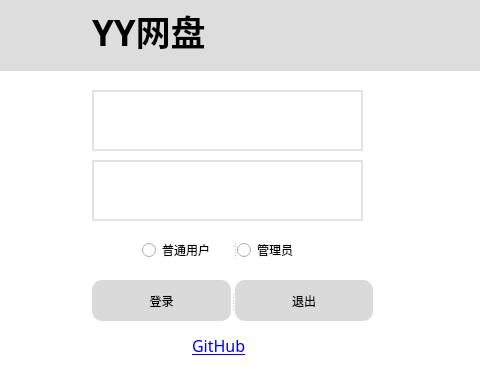
The window that loading.ui (happystander/YYNetdisk) describes before a commit, drawn with Qt 5; both pictures show x 218 to 698 and y 0 to 379 of the 698 by 379 pixel window.
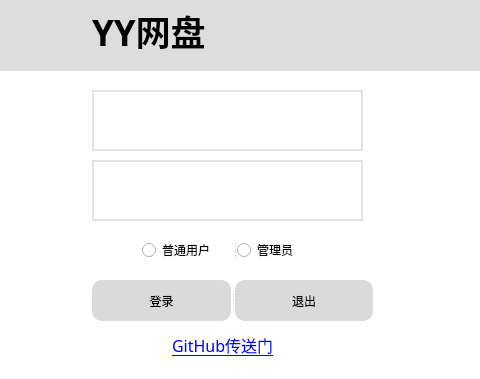
The same window after the commit. Icons and pictures are not drawn.

```diff
--- a/loading.ui
+++ b/loading.ui
@@ -333,9 +333,9 @@
   <widget class="QLabel" name="label_9">
    <property name="geometry">
     <rect>
-     <x>410</x>
+     <x>390</x>
      <y>330</y>
-     <width>101</width>
+     <width>141</width>
      <height>31</height>
     </rect>
    </property>
@@ -351,7 +351,7 @@
 text-decoration: underline;</string>
    </property>
    <property name="text">
-    <string>&lt;a href=&quot;https://github.com/&quot;&gt;GitHub&lt;/a&gt;</string>
+    <string>&lt;html&gt;&lt;head/&gt;&lt;body&gt;&lt;p&gt;&lt;a href=&quot;https://github.com/happystander/YYNetdisk.git&quot;&gt;&lt;span style=&quot; color:#0000ff;&quot;&gt;GitHub传送门&lt;/span&gt;&lt;/a&gt;&lt;/p&gt;&lt;/body&gt;&lt;/html&gt;</string>
    </property>
    <property name="openExternalLinks">
     <bool>true</bool>
```
Left out of the diff: 4 changed lines with no effect on the pictures.
